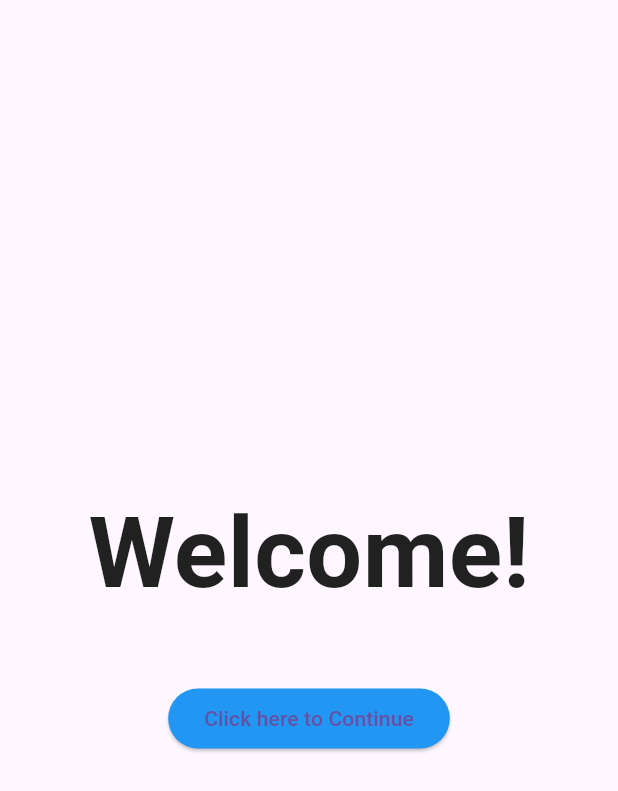
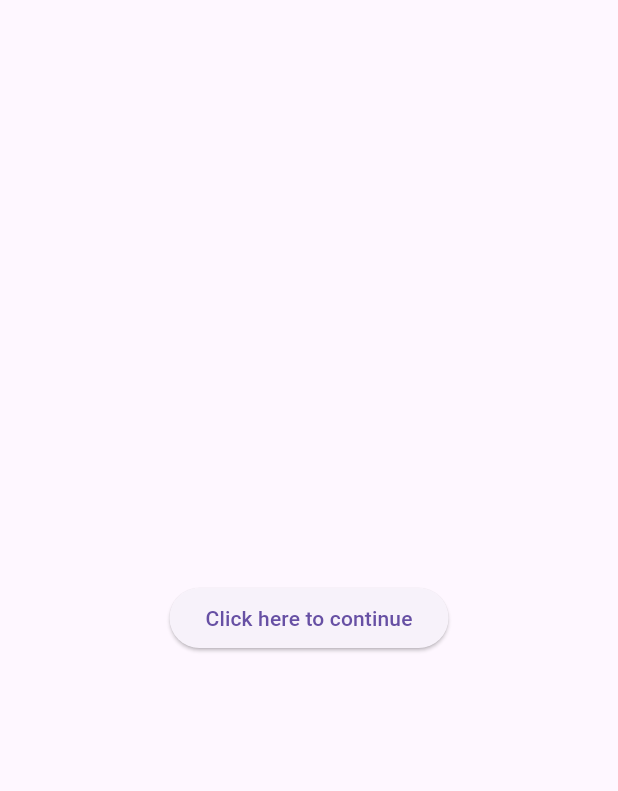
Before and after one commit to DULAJBHAGYA/FCX-Flutter, a Flutter app: the screen it shows after launch, on a phone screen of 412 x 824 dp. Shown: the top 791 px of the screen. Run offline on Flutter 3.47's test engine with Material 3 defaults, Android fonts, the phone set to English and light mode, and no system bars.

Commit message:
2nd commit

```diff
--- a/todolist/lib/main.dart
+++ b/todolist/lib/main.dart
@@ -1,40 +1,47 @@
 import 'package:flutter/material.dart';
 
 void main() {
-  runApp(const MaterialApp(
-    home: HomePage(),
-  ));
+  runApp(
+      const MaterialApp(
+        debugShowCheckedModeBanner: false,
+        title: 'Flutter Navigation',
+        home: HomeScreen(),
+      )
+  );
 }
 
-class HomePage extends StatelessWidget {
-  const HomePage({Key? key}) : super(key: key);
+class HomeScreen extends StatelessWidget {
+  const HomeScreen({super.key});
 
   @override
   Widget build(BuildContext context) {
     return Scaffold(
       body: Center(
-        child: Column(
-          mainAxisAlignment: MainAxisAlignment.center,
-          children: [
-            const Text(
-              'Welcome!',
-              style: TextStyle(fontSize: 66, fontWeight: FontWeight.bold, color: Colors.black87),
-            ),
-            const SizedBox(height: 40),
-            ElevatedButton(
-              onPressed: () {
-                // Add your continue button functionality here
-                // For example, you can navigate to another screen
-                // or perform any other action you want.
-              },
-              style: ButtonStyle(
-                backgroundColor:MaterialStatePropertyAll<Color>(Colors.blue),
-              ),
-              child: const Text('Click here to Continue'),
-            ),
-          ],
+        child: ElevatedButton(
+          child: const Text('Click here to continue'),
+          onPressed: () {
+            Navigator.push(
+              context,
+              MaterialPageRoute(builder: (context) => const DetailScreen()),
+            );
+          },
         ),
       ),
     );
   }
 }
+
+class DetailScreen extends StatelessWidget {
+  const DetailScreen({super.key});
+
+  @override
+  Widget build(BuildContext context) {
+    return Scaffold(
+      appBar: AppBar(
+        title: const Text('Home'),
+      ),
+      body: Center(
+      ),
+    );
+  }
+}
```
Also changed, not shown: todolist/lib/Pages/home.dart (added, +12 -0 lines), todolist/lib/Pages/todos.dart (deleted).
